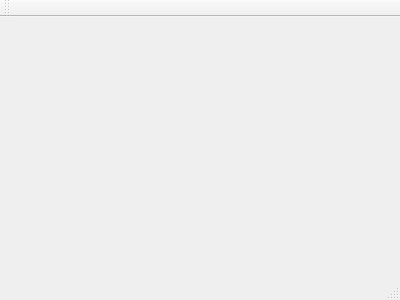
This is src/gui/formmain.ui in BuildmLearn/BuildmLearn-Toolkit as Qt 5 draws it before an edit. The edited form follows.
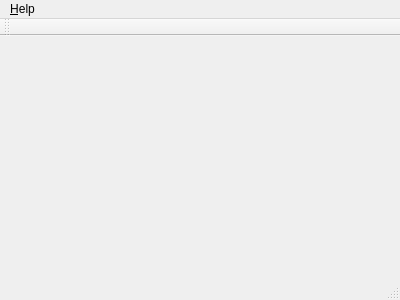
This is the edited form.

```diff
--- a/src/gui/formmain.ui
+++ b/src/gui/formmain.ui
@@ -23,6 +23,14 @@
      <height>21</height>
     </rect>
    </property>
+   <widget class="QMenu" name="menu_Help">
+    <property name="title">
+     <string>&amp;Help</string>
+    </property>
+    <addaction name="actionCheck_for_updates"/>
+    <addaction name="action_About_BuildmLearn_Toolkit"/>
+   </widget>
+   <addaction name="menu_Help"/>
   </widget>
   <widget class="QToolBar" name="m_toolBar">
    <attribute name="toolBarArea">
```
Left out of the diff: 10 changed lines with no effect on the pictures.
